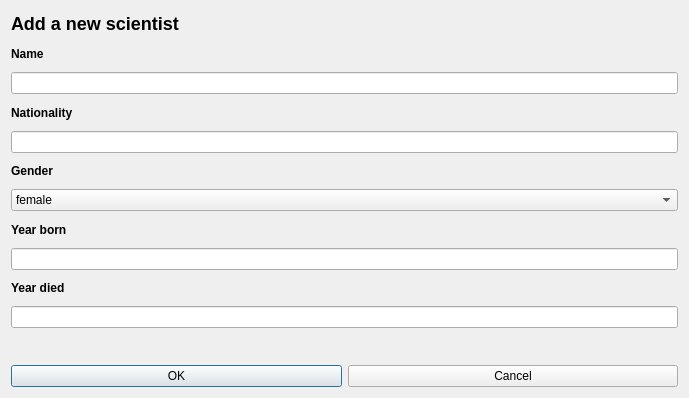
This is VLN1-H32/addscientistdialog.ui in Kristian15/VLN1-Hopur32 as Qt 5 draws it before an edit. The edited form follows.
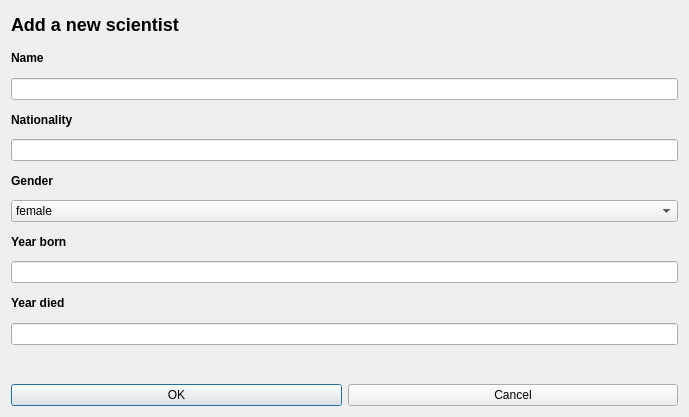
This is the edited form.

```diff
--- a/VLN1-H32/addscientistdialog.ui
+++ b/VLN1-H32/addscientistdialog.ui
@@ -7,9 +7,15 @@
     <x>0</x>
     <y>0</y>
     <width>689</width>
-    <height>398</height>
+    <height>417</height>
    </rect>
   </property>
+  <property name="sizePolicy">
+   <sizepolicy hsizetype="Fixed" vsizetype="Fixed">
+    <horstretch>0</horstretch>
+    <verstretch>0</verstretch>
+   </sizepolicy>
+  </property>
   <property name="windowTitle">
    <string>Dialog</string>
   </property>
@@ -230,6 +236,12 @@
      </item>
      <item>
       <widget class="QPushButton" name="button_cancel">
+       <property name="sizePolicy">
+        <sizepolicy hsizetype="Minimum" vsizetype="Fixed">
+         <horstretch>0</horstretch>
+         <verstretch>0</verstretch>
+        </sizepolicy>
+       </property>
        <property name="font">
         <font>
          <pointsize>9</pointsize>
```
